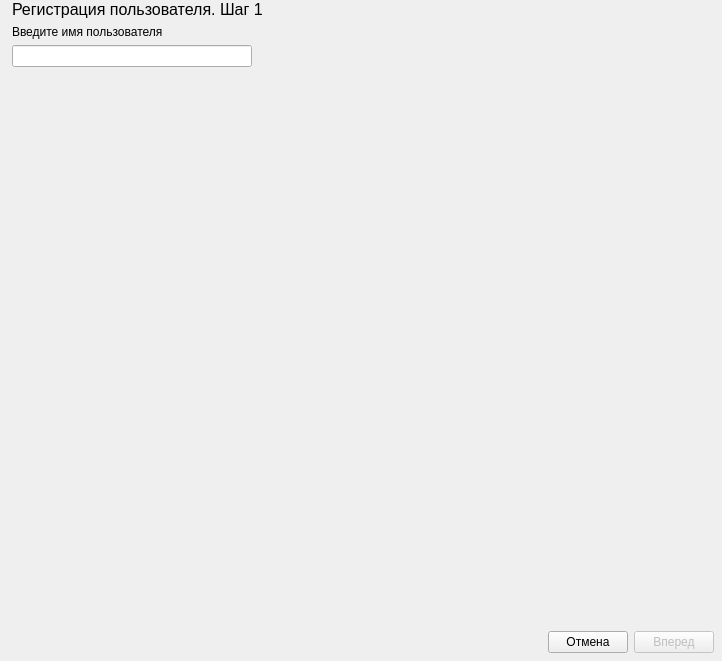
This is panels/UserActionsPanel.ui in m6v/sobol as Qt 5 draws it before an edit. The edited form follows.
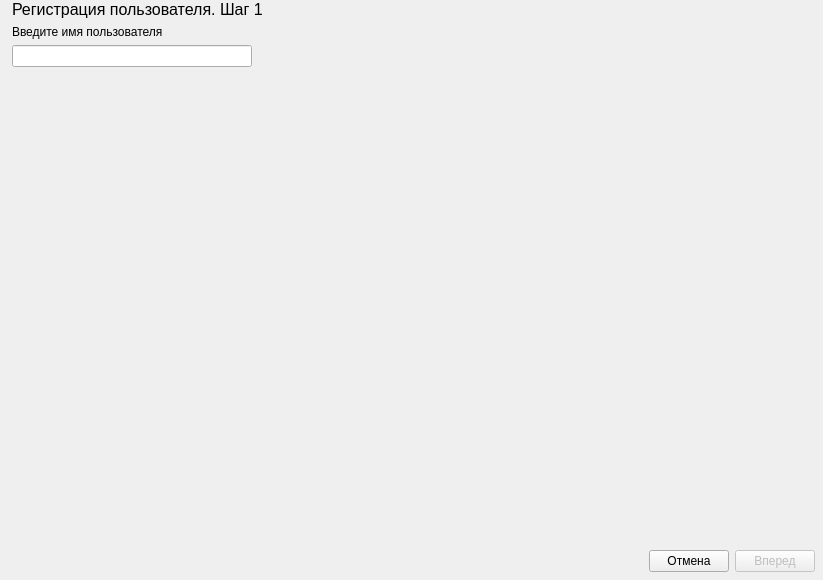
This is the edited form.

```diff
--- a/panels/UserActionsPanel.ui
+++ b/panels/UserActionsPanel.ui
@@ -6,8 +6,8 @@
    <rect>
     <x>0</x>
     <y>0</y>
-    <width>722</width>
-    <height>661</height>
+    <width>823</width>
+    <height>580</height>
    </rect>
   </property>
   <property name="focusPolicy">
```
